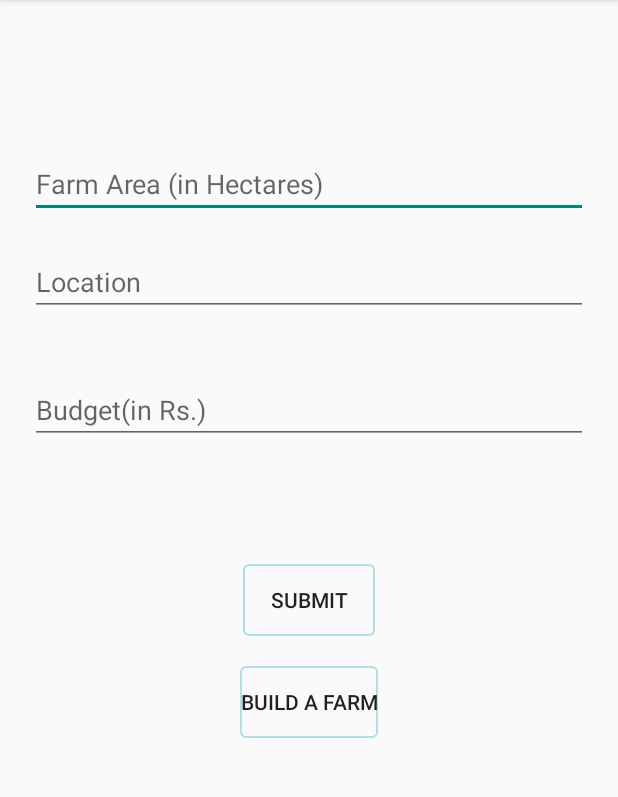
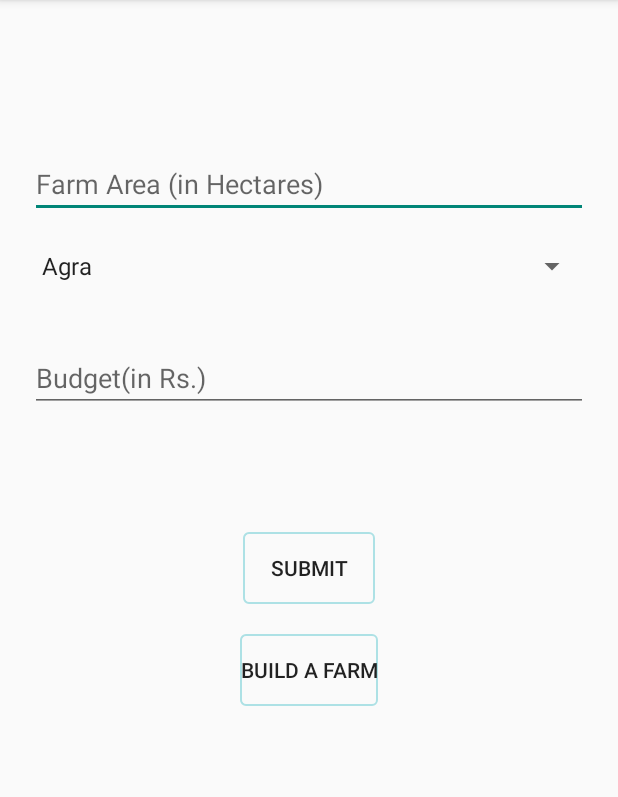
Before and after one commit to Codeminators/byldafarm, an Android app: the MainFragment screen opened directly, with no data from a screen before it, on a phone screen of 412 x 824 dp, the part 84-881 px from its top. Run offline under Robolectric (Android 15) with nearby library versions, the phone set to English and light mode, and no system bars; 1 statement that could not run was skipped.

Commit message:
spinner for location

```diff
--- a/app/src/main/java/geekfest/com/byldafarm/MainFragment.java
+++ b/app/src/main/java/geekfest/com/byldafarm/MainFragment.java
@@ -7,9 +7,11 @@ import android.util.Log;
 import android.view.LayoutInflater;
 import android.view.View;
 import android.view.ViewGroup;
+import android.widget.ArrayAdapter;
 import android.widget.Button;
 import android.widget.EditText;
 import android.widget.ProgressBar;
+import android.widget.Spinner;
 
 import org.json.JSONArray;
 import org.json.JSONException;
@@ -24,7 +26,8 @@ public class MainFragment extends Fragment {
     String stringToPassInSQL = "", location = "";
     float maxProfit;
     private Button submitButton, buildFarmButton;
-    private EditText farmAreaEdTxt, farmLocationEdTxt, farmBudgetEdTxt;
+    private EditText farmAreaEdTxt,farmBudgetEdTxt;
+    private Spinner farmLocation;
     private ProgressBar progressBar;
 
     public MainFragment() {
@@ -37,7 +40,9 @@ public class MainFragment extends Fragment {
         submitButton = (Button) rootView.findViewById(R.id.submit);
         farmAreaEdTxt = (EditText) rootView.findViewById(R.id.farm_area);
         farmBudgetEdTxt = (EditText) rootView.findViewById(R.id.farm_budget);
-        farmLocationEdTxt = (EditText) rootView.findViewById(R.id.farm_location);
+        farmLocation = (Spinner) rootView.findViewById(R.id.farm_location);
+        ArrayAdapter<String> dataAdapter = new ArrayAdapter<>(getActivity(), android.R.layout.simple_spinner_item, new String[]{"Agra","agra"});
+        farmLocation.setAdapter(dataAdapter);
         buildFarmButton = (Button) rootView.findViewById(R.id.build_a_farm);
         progressBar = (ProgressBar) rootView.findViewById(R.id.progressBar);
 
@@ -58,7 +63,7 @@ public class MainFragment extends Fragment {
 
                     final int farmBudget = Integer.parseInt(farmBudgetEdTxt.getText().toString());
                     final double farmArea = Double.parseDouble(farmAreaEdTxt.getText().toString());
-                    location = farmLocationEdTxt.getText().toString();
+                    location = farmLocation.getSelectedItem().toString();
                     final String sqlInput = "SELECT * FROM `nigga` WHERE District LIKE " + "\'" + location + "\'" + " AND Season IN (" + stringToPassInSQL;
 
                     Log.d("Raghav", sqlInput);
@@ -128,7 +133,7 @@ public class MainFragment extends Fragment {
                 if (validate()) {
                     final int farmBudget = Integer.parseInt(farmBudgetEdTxt.getText().toString());
                     final int farmArea = Integer.parseInt(farmAreaEdTxt.getText().toString());
-                    location = farmLocationEdTxt.getText().toString();
+                    location = farmLocation.getSelectedItem().toString();
                     final String sqlInput = "SELECT * FROM `nigga` WHERE District LIKE " + "\'" + location + "\'" + " AND Season IN (" + stringToPassInSQL;
 
                     Log.d("Raghav", sqlInput);
@@ -182,10 +187,6 @@ public class MainFragment extends Fragment {
             farmAreaEdTxt.setError("Required");
             return false;
         }
-        if (Utils.isEditTextEmpty(farmLocationEdTxt)) {
-            farmLocationEdTxt.setError("Required");
-            return false;
-        }
         if (Utils.isEditTextEmpty(farmBudgetEdTxt)) {
             farmBudgetEdTxt.setError("Required");
             return false;
--- a/app/src/main/res/layout/fragment_main.xml
+++ b/app/src/main/res/layout/fragment_main.xml
@@ -30,7 +30,7 @@
             android:layout_alignRight="@+id/farm_budget"
             android:layout_alignEnd="@+id/farm_budget" />
 
-        <EditText
+        <Spinner
             android:id="@+id/farm_location"
             android:layout_width="match_parent"
             android:layout_height="wrap_content"
```
